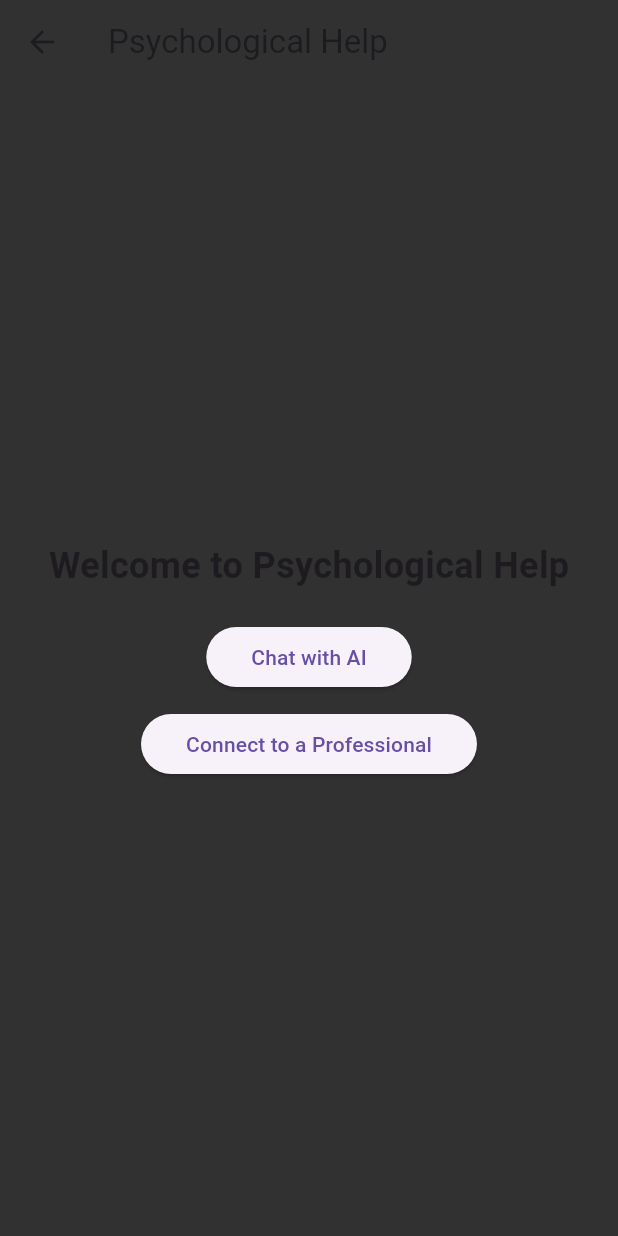
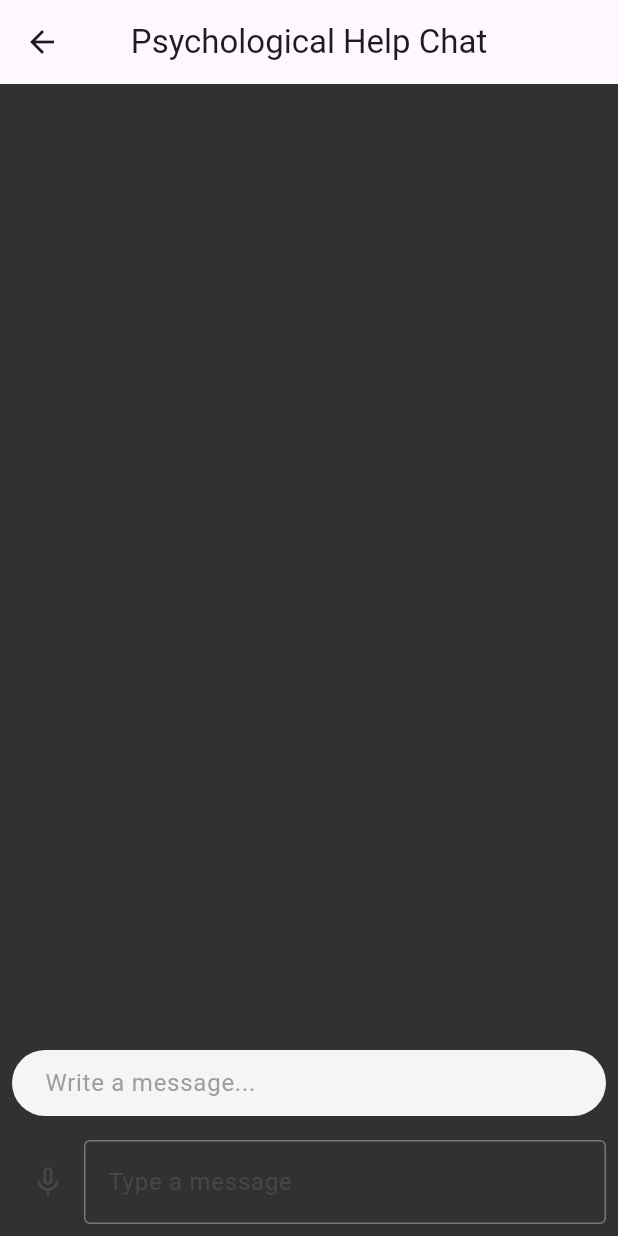
Before and after one commit to iremmanaz/DisasterPal-App, a Flutter app: the PsychologicalHelpPage screen opened by its route, on a phone screen of 412 x 824 dp. Run offline on Flutter 3.47's test engine with Material 3 defaults, Android fonts, the phone set to English and light mode, and no system bars; drawn by our look-alikes of dash_chat_2; our stand-ins replace flutter_gemini, flutter_map, geolocator, image_picker, latlong2, shared_preferences and 3 more; accounts and stored records are empty.

Commit message:
Update psychological_help_page.dart

```diff
--- a/lib/psychological_help_page.dart
+++ b/lib/psychological_help_page.dart
@@ -1,44 +1,210 @@
+import 'dart:io';
+import 'dart:typed_data';
+
+import 'package:dash_chat_2/dash_chat_2.dart';
 import 'package:flutter/material.dart';
+import 'package:flutter_gemini/flutter_gemini.dart';
+import 'package:image_picker/image_picker.dart';
+import 'package:speech_to_text/speech_to_text.dart' as stt;
 
-class PsychologicalHelpPage extends StatelessWidget {
+class PsychologicalHelpPage extends StatefulWidget {
+  const PsychologicalHelpPage({super.key});
+
+  @override
+  State<PsychologicalHelpPage> createState() => _PsychologicalHelpPageState();
+}
+
+class _PsychologicalHelpPageState extends State<PsychologicalHelpPage> {
+  final Gemini gemini = Gemini.instance;
+
+  List<ChatMessage> messages = [];
+  ChatUser currentUser = ChatUser(id: "0", firstName: "User");
+  ChatUser geminiUser = ChatUser(
+    id: "1",
+    firstName: "Gemini",
+  );
+
+  late stt.SpeechToText _speech;
+  bool _isListening = false;
+  String _text = '';
+
+  List<String> disasterKeywords = [
+    "earthquake", "flood", "disaster", "hurricane", "tornado", "tsunami",
+    "fire", "wildfire", "landslide", "avalanche", "storm", "cyclone", "PTSD",
+    "trauma", "anxiety", "depression", "mental health", "crisis", "emergency"
+  ];
+
+  @override
+  void initState() {
+    super.initState();
+    _speech = stt.SpeechToText();
+  }
+
+  bool _isDisasterRelated(String text) {
+    return disasterKeywords.any((keyword) => text.toLowerCase().contains(keyword));
+  }
+
   @override
   Widget build(BuildContext context) {
     return Scaffold(
       appBar: AppBar(
-        title: Text('Psychological Help'),
-        backgroundColor: const Color.fromARGB(255, 49, 49, 49),
+        centerTitle: true,
+        title: const Text("Psychological Help Chat"),
       ),
-      body: Center(
-        child: Column(
-          mainAxisAlignment: MainAxisAlignment.center,
+      body: _buildUI(),
+    );
+  }
+
+  Widget _buildUI() {
+    return Column(
       children: <Widget>[
-            Text(
-              'Welcome to Psychological Help',
-              style: TextStyle(fontSize: 24, fontWeight: FontWeight.bold),
-            ),
-            SizedBox(height: 20),
-            ElevatedButton(
-              onPressed: () {
-                Navigator.pushNamed(context, '/chat');
-              },
-              child: Text('Chat with AI'),
-              style: ElevatedButton.styleFrom(
-                padding: EdgeInsets.symmetric(horizontal: 30, vertical: 10),
+        Expanded(
+          child: DashChat(
+            currentUser: currentUser,
+            onSend: _sendMessage,
+            messages: messages,
           ),
         ),
-            SizedBox(height: 10),
-            ElevatedButton(
-              onPressed: () {
-                // Navigate to a professional support page or a similar feature
+        Padding(
+          padding: const EdgeInsets.all(8.0),
+          child: Row(
+            children: <Widget>[
+              IconButton(
+                icon: Icon(_isListening ? Icons.mic : Icons.mic_none),
+                onPressed: _listen,
+              ),
+              Expanded(
+                child: TextField(
+                  onSubmitted: (value) {
+                    _sendMessage(ChatMessage(
+                      user: currentUser,
+                      createdAt: DateTime.now(),
+                      text: value,
+                    ));
                   },
-              child: Text('Connect to a Professional'),
-              style: ElevatedButton.styleFrom(
-                padding: EdgeInsets.symmetric(horizontal: 30, vertical: 10),
+                  decoration: InputDecoration(
+                    hintText: 'Type a message',
+                    border: OutlineInputBorder(),
+                  ),
                 ),
               ),
             ],
           ),
         ),
+      ],
     );
   }
+
+  void _listen() async {
+    if (!_isListening) {
+      bool available = await _speech.initialize(
+        onStatus: (val) => print('onStatus: $val'),
+        onError: (val) => print('onError: $val'),
+      );
+      if (available) {
+        setState(() => _isListening = true);
+        _speech.listen(
+          onResult: (val) => setState(() {
+            _text = val.recognizedWords;
+            if (val.hasConfidenceRating && val.confidence > 0) {
+              _sendMessage(ChatMessage(
+                user: currentUser,
+                createdAt: DateTime.now(),
+                text: _text,
+              ));
+              _isListening = false;
+              _speech.stop();
             }
+          }),
+        );
+      }
+    } else {
+      setState(() => _isListening = false);
+      _speech.stop();
+    }
+  }
+
+  void _sendMessage(ChatMessage chatMessage) {
+    if (_isDisasterRelated(chatMessage.text)) {
+      setState(() {
+        messages = [chatMessage, ...messages];
+      });
+      try {
+        String question = chatMessage.text;
+        List<Uint8List>? images;
+        if (chatMessage.medias?.isNotEmpty ?? false) {
+          images = [
+            File(chatMessage.medias!.first.url).readAsBytesSync(),
+          ];
+        }
+        gemini
+            .streamGenerateContent(
+          question,
+          images: images,
+        )
+            .listen((event) {
+          ChatMessage? lastMessage = messages.firstOrNull;
+          if (lastMessage != null && lastMessage.user == geminiUser) {
+            lastMessage = messages.removeAt(0);
+            String response = event.content?.parts?.fold(
+                    "", (previous, current) => "$previous ${current.text}") ??
+                "";
+            lastMessage.text += response;
+            setState(
+              () {
+                messages = [lastMessage!, ...messages];
+              },
+            );
+          } else {
+            String response = event.content?.parts?.fold(
+                    "", (previous, current) => "$previous ${current.text}") ??
+                "";
+            ChatMessage message = ChatMessage(
+              user: geminiUser,
+              createdAt: DateTime.now(),
+              text: response,
+            );
+            setState(() {
+              messages = [message, ...messages];
+            });
+          }
+        });
+      } catch (e) {
+        print(e);
+      }
+    } else {
+      setState(() {
+        messages = [
+          ChatMessage(
+            user: geminiUser,
+            createdAt: DateTime.now(),
+            text: "Sorry, I can only help with disaster-related inquiries.",
+          ),
+          ...messages
+        ];
+      });
+    }
+  }
+
+  void _sendMediaMessage() async {
+    ImagePicker picker = ImagePicker();
+    XFile? file = await picker.pickImage(
+      source: ImageSource.gallery,
+    );
+    if (file != null) {
+      ChatMessage chatMessage = ChatMessage(
+        user: currentUser,
+        createdAt: DateTime.now(),
+        text: "Describe this picture?",
+        medias: [
+          ChatMedia(
+            url: file.path,
+            fileName: "",
+            type: MediaType.image,
+          )
+        ],
+      );
+      _sendMessage(chatMessage);
+    }
+  }
+}
```
Lines whose indentation alone changed are shown as unchanged.
